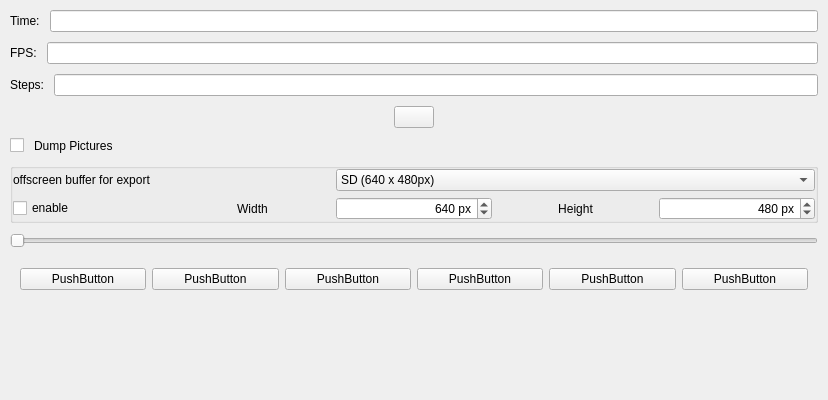
This is src/gui/Animate.ui in openscad/openscad as Qt 5 draws it before an edit. The edited form follows.
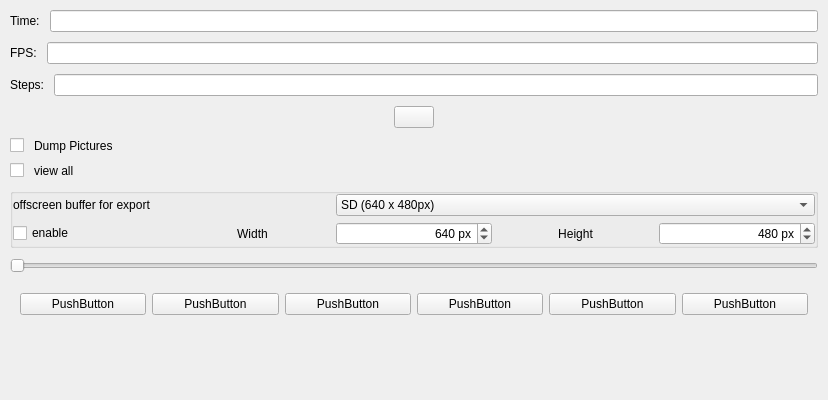
This is the edited form. Icons and pictures are not drawn.

Commit message: + view all option

Diff of the .ui file:
```diff
--- a/src/gui/Animate.ui
+++ b/src/gui/Animate.ui
@@ -192,6 +192,26 @@
      </item>
     </layout>
    </item>
+   <item>
+    <layout class="QFormLayout" name="formLayout_2">
+     <property name="labelAlignment">
+      <set>Qt::AlignRight|Qt::AlignTrailing|Qt::AlignVCenter</set>
+     </property>
+     <property name="formAlignment">
+      <set>Qt::AlignLeading|Qt::AlignLeft|Qt::AlignVCenter</set>
+     </property>
+     <item row="0" column="0">
+      <widget class="QCheckBox" name="e_viewAll"/>
+     </item>
+     <item row="0" column="1">
+      <widget class="QLabel" name="label_viewAll">
+       <property name="text">
+        <string>view all</string>
+       </property>
+      </widget>
+     </item>
+    </layout>
+   </item>
    <item>
     <widget class="QGroupBox" name="offscreenSettingGroupBox">
      <layout class="QGridLayout" name="gridLayout">
```
The commit also changes 1 other file.
